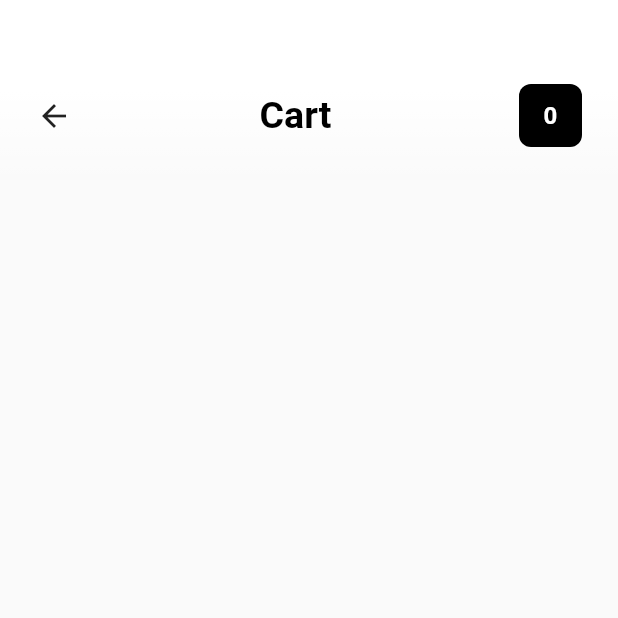
After one commit to chuvoddolyhood/WestsideSneakerStore_Mobile, a Flutter app: the screen it shows once a user with an empty profile is signed in, after a tap on an icon or button, on a phone screen of 412 x 824 dp, the top half of it. The commit adds this screen. Run offline on Flutter 3.47's test engine with Material 2 defaults, Android fonts, the phone set to English and light mode, and no system bars; our stand-ins replace cloud_firestore, firebase_auth, firebase_core; accounts and stored records are empty.

Commit message:
create cart list (no design)

```diff
--- /dev/null
+++ b/lib/pages/cart_page.dart
@@ -0,0 +1,84 @@
+import 'package:cloud_firestore/cloud_firestore.dart';
+import 'package:firebase_auth/firebase_auth.dart';
+import 'package:flutter/material.dart';
+import 'package:westside_sneaker_store/pages/product_page.dart';
+import 'package:westside_sneaker_store/values/text_style.dart';
+import 'package:westside_sneaker_store/widgets/actionBar_widget.dart';
+
+class CartPage extends StatefulWidget {
+  const CartPage({Key? key}) : super(key: key);
+
+  @override
+  _CartPageState createState() => _CartPageState();
+}
+
+class _CartPageState extends State<CartPage> {
+  //Lay user hien tai dang dang nhap
+  User? user = FirebaseAuth.instance.currentUser;
+
+  // final CollectionReference userRef =
+  //     FirebaseFirestore.instance.collection('User');
+  final CollectionReference productRef =
+      FirebaseFirestore.instance.collection('Product');
+
+  @override
+  Widget build(BuildContext context) {
+    return Scaffold(
+      body: Stack(children: [
+        FutureBuilder<QuerySnapshot>(
+          future: FirebaseFirestore.instance
+              .collection('User')
+              .doc(user!.uid)
+              .collection('Cart')
+              .get(),
+          builder: (context, snapshot) {
+            //if snapshot has error
+            if (snapshot.hasError) {
+              return Scaffold(
+                body: Center(
+                  child: Text(
+                    'Error: ${snapshot.error}',
+                    style: appStyles.regularHeading,
+                  ),
+                ),
+              );
+            }
+
+            //connect
+            if (snapshot.connectionState == ConnectionState.done) {
+              return ListView(
+                padding: EdgeInsets.only(top: 108.0, bottom: 70),
+                children: snapshot.data!.docs.map((e) {
+                  return InkWell(
+                    onTap: () {
+                      Navigator.push(
+                          context,
+                          MaterialPageRoute(
+                              builder: (_) => ProductPage(id_product: e.id)));
+                    },
+                    child: Container(
+                      decoration: BoxDecoration(
+                          borderRadius: BorderRadius.circular(12)),
+
+                      margin: EdgeInsets.symmetric(
+                          vertical: 12.0, horizontal: 24.0),
+                      // child: Text('Name:${e['size'][0]}'),
+                      child: Container(
+                        child: Text("${e.id}"),
+                      ),
+                    ),
+                  );
+                }).toList(),
+              );
+            }
+
+            return Scaffold(
+              body: Center(child: CircularProgressIndicator()),
+            );
+          },
+        ),
+        ActionBar_Widget(hasBack: true, title: 'Cart', hasBackground: true)
+      ]),
+    );
+  }
+}
--- a/lib/widgets/actionBar_widget.dart
+++ b/lib/widgets/actionBar_widget.dart
@@ -1,6 +1,7 @@
 import 'package:cloud_firestore/cloud_firestore.dart';
 import 'package:firebase_auth/firebase_auth.dart';
 import 'package:flutter/material.dart';
+import 'package:westside_sneaker_store/pages/cart_page.dart';
 import 'package:westside_sneaker_store/values/text_style.dart';
 
 class ActionBar_Widget extends StatelessWidget {
@@ -48,7 +49,12 @@ class ActionBar_Widget extends StatelessWidget {
             title,
             style: appStyles.boldHeading,
           ),
-          Container(
+          InkWell(
+            onTap: () {
+              Navigator.push(
+                  context, MaterialPageRoute(builder: (context) => CartPage()));
+            },
+            child: Container(
                 decoration: BoxDecoration(
                     color: Colors.black,
                     borderRadius: BorderRadius.circular(8.0)),
@@ -73,6 +79,7 @@ class ActionBar_Widget extends StatelessWidget {
                     );
                   },
                 )),
+          ),
         ],
       ),
     );
```
Lines whose indentation alone changed are shown as unchanged.
